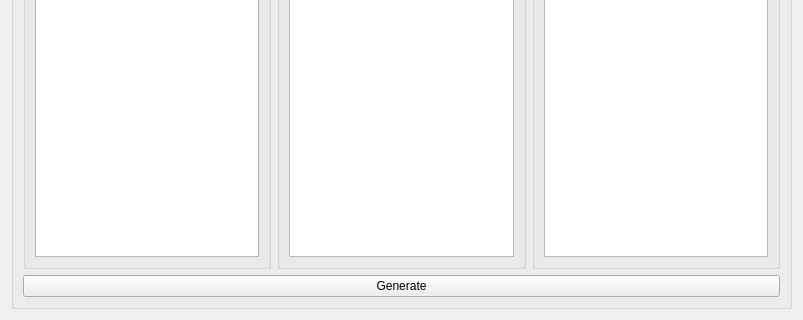
This is ui/copier.ui in Eve-ning/reamber as Qt 5 draws it before an edit; both pictures show x 0 to 803 and y 164 to 484 of the 803 by 484 pixel window. The edited form follows.
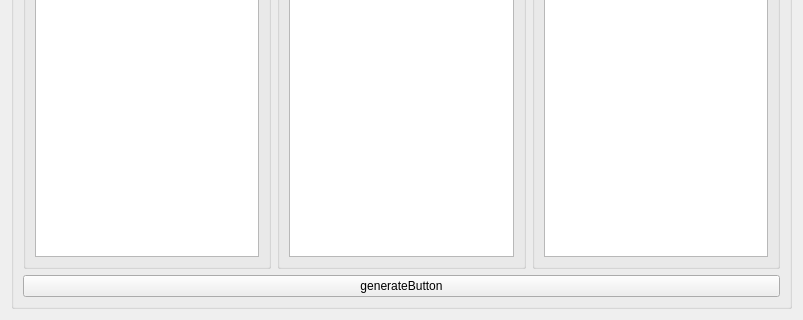
This is the edited form.

Commit message: Fix generateButton Case

Patch:
```diff
--- a/ui/copier.ui
+++ b/ui/copier.ui
@@ -67,7 +67,7 @@
       <item row="2" column="0" colspan="3">
        <widget class="QPushButton" name="generate">
         <property name="text">
-         <string>Generate</string>
+         <string>generateButton</string>
         </property>
        </widget>
       </item>
```
Left out of the diff: 2 changed lines with no effect on the pictures. The commit also changes 10 other files.
